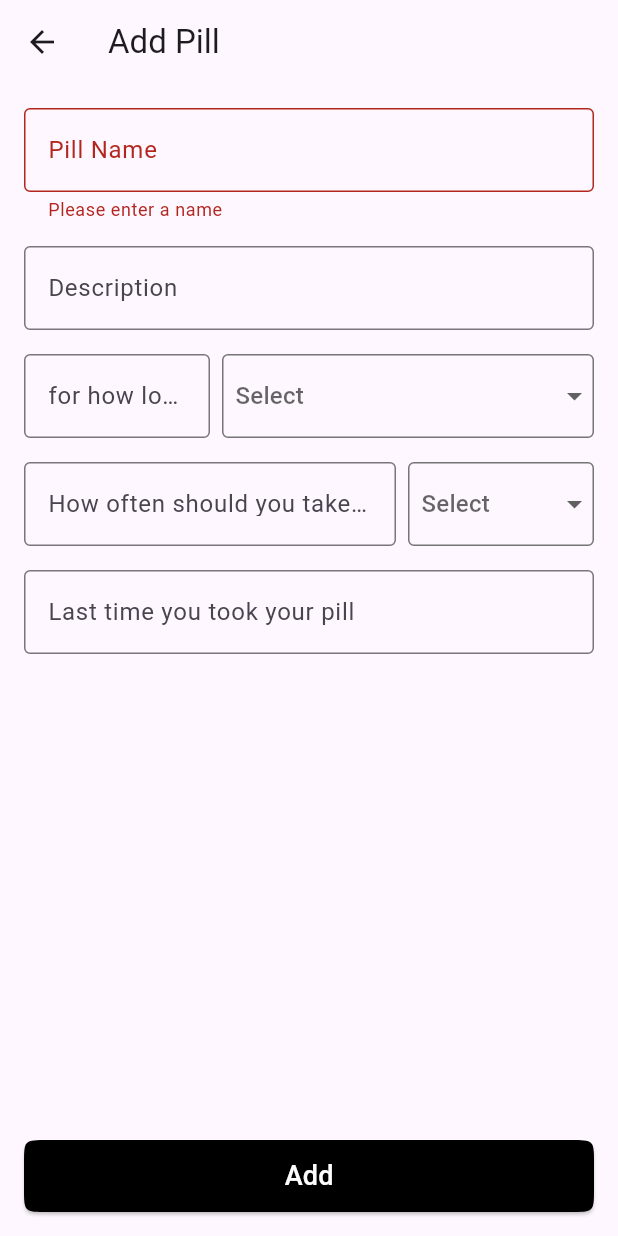
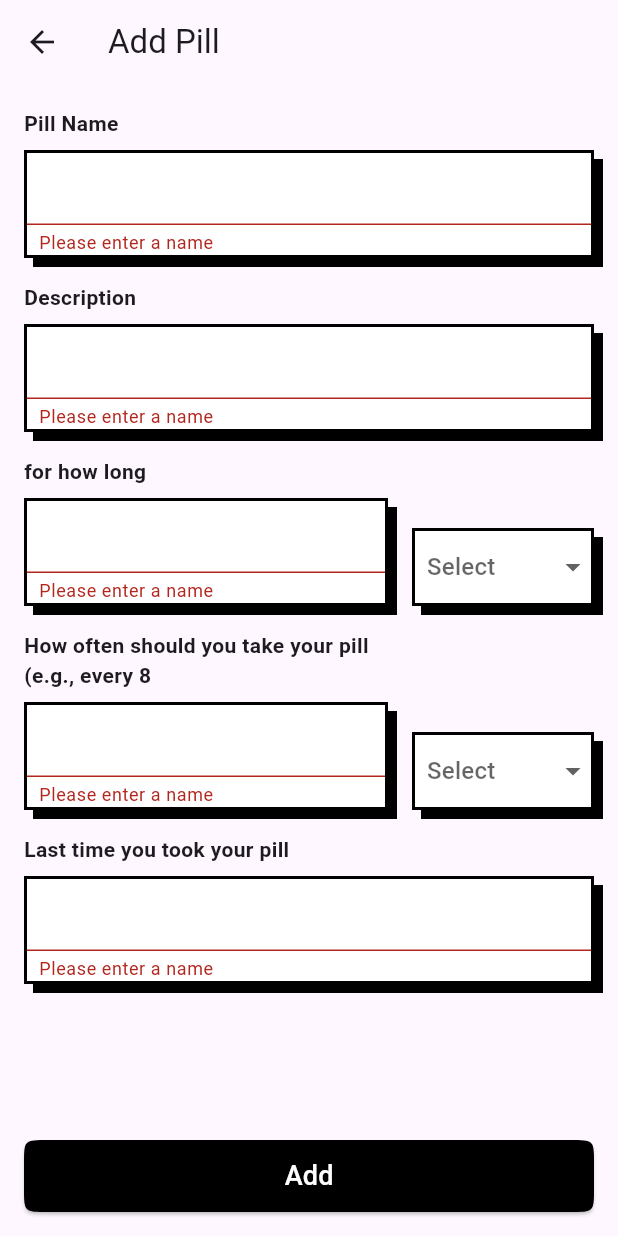
Before and after one commit to alikhavarii13/PillPall, a Flutter app: the AddPillScreen screen opened directly, after a tap on "Add", on a phone screen of 412 x 824 dp. Run offline on Flutter 3.47's test engine with Material 3 defaults, Android fonts, the phone set to English and light mode, and no system bars; our stand-ins replace dio, flutter_local_notifications, flutter_riverpod, flutter_slidable, flutter_timezone, freezed_annotation and 4 more; accounts and stored records are empty; statements that could not run were skipped.

Commit message:
Refactor AddPillForm to utilize CustomTextfieldWidget for improved readability and maintainability; update CustomDropDownButton styling for consistency; adjust HomeCardItemsWidget shadow color for better aesthetics

```diff
--- a/lib/feature/home/view/widget/add_pill_form_widget.dart
+++ b/lib/feature/home/view/widget/add_pill_form_widget.dart
@@ -5,6 +5,7 @@ import 'package:flutter_riverpod/flutter_riverpod.dart';
 import 'package:gap/gap.dart';
 import 'package:health_reminder/feature/home/data/pills_model.dart';
 import 'package:health_reminder/feature/home/view/widget/custom_drop_down_button_widget.dart';
+import 'package:health_reminder/feature/home/view/widget/custom_text_field_widget.dart';
 import 'package:health_reminder/feature/home/view_model/pills_view_model.dart';
 import 'package:health_reminder/notification_helper.dart';
 
@@ -46,44 +47,31 @@ class _AddPillFormState extends ConsumerState<AddPillForm> {
         padding: const EdgeInsets.all(16.0),
         child: Column(
           children: [
-            TextFormField(
-              validator: (value) {
-                if (value == null || value.isEmpty) {
-                  return 'Please enter a name';
-                }
-                return null;
-              },
+            CustomTextfieldWidget(
+              title: 'Pill Name',
               controller: widget.pillNameController,
-              decoration: InputDecoration(
-                labelText: "Pill Name",
-                border: OutlineInputBorder(),
-              ),
             ),
             Gap(16),
-            TextFormField(
+            CustomTextfieldWidget(
+              title: 'Description',
               controller: widget.descriptionController,
-              decoration: InputDecoration(
-                labelText: "Description",
-                border: OutlineInputBorder(),
-              ),
             ),
+
             Gap(16),
             Row(
+              crossAxisAlignment: CrossAxisAlignment.end,
+
               children: [
                 Expanded(
-                  flex: 1,
-                  child: TextFormField(
+                  flex: 2,
+                  child: CustomTextfieldWidget(
+                    title: 'for how long',
                     controller: widget.howLongController,
                     keyboardType: TextInputType.number,
-                    decoration: InputDecoration(
-                      labelText: "for how long",
-                      border: OutlineInputBorder(),
-                    ),
                   ),
                 ),
-                Gap(8),
+                Gap(16),
                 Expanded(
-                  flex: 2,
                   child: CustomDropDownButton(
                     selectedValue: howLongSelectedValue,
                     options: howLongOptions,
@@ -98,20 +86,17 @@ class _AddPillFormState extends ConsumerState<AddPillForm> {
             ),
             Gap(16),
             Row(
+              crossAxisAlignment: CrossAxisAlignment.end,
               children: [
                 Expanded(
                   flex: 2,
-                  child: TextFormField(
+                  child: CustomTextfieldWidget(
+                    title: 'How often should you take your pill (e.g., every 8',
                     controller: widget.howOftenController,
                     keyboardType: TextInputType.number,
-                    decoration: InputDecoration(
-                      labelText:
-                          "How often should you take your pill (e.g., every 8)",
-                      border: OutlineInputBorder(),
-                    ),
                   ),
                 ),
-                Gap(8),
+                Gap(16),
                 Expanded(
                   child: CustomDropDownButton(
                     selectedValue: howOftenSelectedValue,
@@ -128,7 +113,8 @@ class _AddPillFormState extends ConsumerState<AddPillForm> {
 
             //TODO add datepicker too
             Gap(16),
-            TextFormField(
+            CustomTextfieldWidget(
+              title: 'Last time you took your pill',
               controller: widget.lastTimeEatController,
               readOnly: true,
               onTap: () async {
@@ -151,12 +137,8 @@ class _AddPillFormState extends ConsumerState<AddPillForm> {
                   });
                 }
               },
+            ),
 
-              decoration: InputDecoration(
-                labelText: "Last time you took your pill",
-                border: OutlineInputBorder(),
-              ),
-            ),
             const Spacer(),
             Container(
               height: 48,
--- a/lib/feature/home/view/widget/custom_drop_down_button_widget.dart
+++ b/lib/feature/home/view/widget/custom_drop_down_button_widget.dart
@@ -15,10 +15,11 @@ class CustomDropDownButton extends StatelessWidget {
   @override
   Widget build(BuildContext context) {
     return Container(
-      height: 56,
+      height: 52,
       decoration: BoxDecoration(
-        borderRadius: BorderRadius.circular(4),
-        border: Border.all(color: Colors.grey.shade600),
+        color: Colors.white,
+        border: Border.all(color: Colors.black, width: 2),
+        boxShadow: [BoxShadow(color: Colors.black, offset: Offset(6, 6))],
       ),
       child: DropdownButtonHideUnderline(
         child: DropdownButton(
--- /dev/null
+++ b/lib/feature/home/view/widget/custom_text_field_widget.dart
@@ -0,0 +1,50 @@
+import 'package:flutter/material.dart';
+import 'package:gap/gap.dart';
+
+class CustomTextfieldWidget extends StatelessWidget {
+  const CustomTextfieldWidget({
+    super.key,
+
+    required this.title,
+    required this.controller,
+    this.keyboardType,
+    this.onTap,
+    this.readOnly,
+  });
+
+  final String title;
+  final TextEditingController controller;
+  final TextInputType? keyboardType;
+  final void Function()? onTap;
+  final bool? readOnly;
+  @override
+  Widget build(BuildContext context) {
+    return Column(
+      crossAxisAlignment: CrossAxisAlignment.start,
+      children: [
+        Text(title, style: TextStyle(fontWeight: FontWeight.bold)),
+        Gap(8),
+        Container(
+          decoration: BoxDecoration(
+            color: Colors.white,
+            border: Border.all(color: Colors.black, width: 2),
+            boxShadow: [BoxShadow(color: Colors.black, offset: Offset(6, 6))],
+          ),
+          child: TextFormField(
+            onTap: onTap,
+            validator: (value) {
+              if (value == null || value.isEmpty) {
+                return 'Please enter a name';
+              }
+              return null;
+            },
+            controller: controller,
+            keyboardType: keyboardType,
+            readOnly: readOnly ?? false,
+            decoration: InputDecoration(contentPadding: EdgeInsets.all(8.0)),
+          ),
+        ),
+      ],
+    );
+  }
+}
--- a/lib/feature/home/view/widget/home_card_items_widget.dart
+++ b/lib/feature/home/view/widget/home_card_items_widget.dart
@@ -71,7 +71,7 @@ class HomeCardItemsWidget extends StatelessWidget {
         decoration: BoxDecoration(
           color: Colors.white,
           border: Border.all(color: Colors.black, width: 2),
-          boxShadow: [BoxShadow(color: Colors.blue, offset: Offset(6, 6))],
+          boxShadow: [BoxShadow(color: Colors.black, offset: Offset(6, 6))],
         ),
         child: SizedBox(
           width: double.infinity,
```
